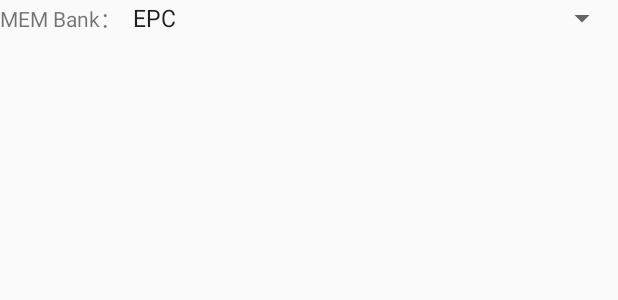
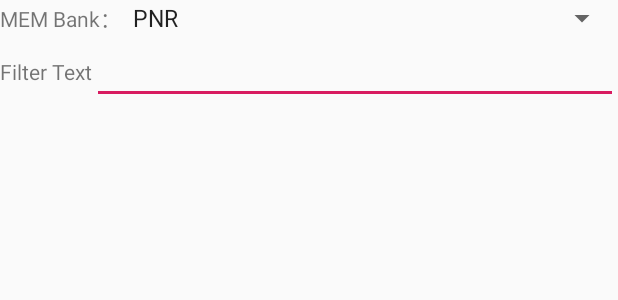
Before and after one commit to apecia-kenghzou/RFID-Barcode-Scanner, an Android app: the layout tagfilter_view.xml on its own in the app's theme, with its tools: preview values and no code run, on a phone screen of 412 x 824 dp. Shown: the top 300 px of the screen. Run offline under Robolectric (Android 15) with nearby library versions, the phone set to English and light mode, and no system bars.

Commit message:
search with filter by pnr done

```diff
--- a/app/src/main/java/com/uhf/uhfdemo/LeftLeftFragment.java
+++ b/app/src/main/java/com/uhf/uhfdemo/LeftLeftFragment.java
@@ -248,7 +248,7 @@ public class LeftLeftFragment extends BaseFragment implements View.OnClickListen
             updateUI(1,true);
         } else if(mode ==2){
             MLog.e("idata","rfid scanning");
-            boolean status = MyApp.getMyApp().getUhfMangerImpl().writeDataToEpc("000000", 2, 6, "504e52303031304d483333303332");
+            boolean status = MyApp.getMyApp().getUhfMangerImpl().writeDataToEpc("000000", 2, 6, epc_to_store);
             String showText =(status ? getString(R.string.write_success) : getString(R.string.write_failed));
             MLog.e("idata",showText);
             if(status){
--- a/app/src/main/java/com/uhf/uhfdemo/SearchFragment.java
+++ b/app/src/main/java/com/uhf/uhfdemo/SearchFragment.java
@@ -35,7 +35,7 @@ import androidx.annotation.Nullable;
 
 public class SearchFragment extends BaseFragment implements View.OnClickListener, BackResult{
 
-    private EditText etSetAds, etSetLen, etSetData;
+    private EditText filterTextID, etSetLen, etSetData;
     private CheckBox cBSetFilterSave;
     private Spinner spSetFilterMb;
     private Button Bt_SetFilter, Bt_Clear;
@@ -61,6 +61,7 @@ public class SearchFragment extends BaseFragment implements View.OnClickListener
     }
 
     public void initView(View v) {
+        filterTextID = v.findViewById(R.id.Et_set_ads);
        // spSetFilterMb = v.findViewById(R.id.spinner_MB);
        // etSetAds = v.findViewById(R.id.Et_set_ads);
        // etSetLen = v.findViewById(R.id.Et_Set_len);
@@ -177,9 +178,9 @@ public class SearchFragment extends BaseFragment implements View.OnClickListener
 //        }
 //    }
 
-    private boolean ifNotNull() {
-        return !isEmpty(etSetAds.getText()) && !isEmpty(etSetLen.getText()) && !isEmpty(etSetData.getText());
-    }
+//    private boolean ifNotNull() {
+//        return !isEmpty(etSetAds.getText()) && !isEmpty(etSetLen.getText()) && !isEmpty(etSetData.getText());
+//    }
 
     int slrMoudle = -1;
     //开启或停止RFID模块
@@ -223,9 +224,15 @@ public class SearchFragment extends BaseFragment implements View.OnClickListener
             MLog.e("idata", Arrays.toString(tagData));
             String tid =tagData[0];
             String epc = tagData[1];
+            String currentFilterText = String.valueOf(filterTextID.getText());
             String pnr_flight = hexToString(epc);
-            String pnr = pnr_flight.substring(0, 7); // Substring from index 0 to 5 (inclusive)
-            String flight = pnr_flight.substring(7);
+            String pnr = pnr_flight.substring(0, 6); // Substring from index 0 to 5 (inclusive)
+            String flight = pnr_flight.substring(6);
+
+
+            MLog.e(currentFilterText);
+            if(currentFilterText.equals(pnr)) {
+
                 final int[] progressAndRssi = convertRssiToPrgress(tagData[2]);
                 Log.e(TAG, "postResult: " + tagData[2]);
                 final String epcStr = content + epc;
@@ -241,6 +248,10 @@ public class SearchFragment extends BaseFragment implements View.OnClickListener
 
                     }
                 });
+            }else{
+
+            }
+
         } else {
 
             //无数据时候清空UI显示
--- a/app/src/main/res/layout/fragment_search.xml
+++ b/app/src/main/res/layout/fragment_search.xml
@@ -15,8 +15,8 @@
 
     <include
         layout="@layout/tagfilter_view"
-        android:visibility="gone"
-        tools:visibility="gone" />
+        android:visibility="visible"
+        tools:visibility="visible" />
 
     <CheckBox
         android:id="@+id/CB_Save"
--- a/app/src/main/res/layout/tagfilter_view.xml
+++ b/app/src/main/res/layout/tagfilter_view.xml
@@ -7,7 +7,9 @@
 
     <LinearLayout
         android:layout_width="match_parent"
-        android:layout_height="wrap_content">
+        android:layout_height="wrap_content"
+        android:visibility="visible"
+        tools:visibility="visible">
 
         <TextView
             android:layout_width="wrap_content"
@@ -19,33 +21,35 @@
             android:layout_width="0dp"
             android:layout_height="wrap_content"
             android:layout_weight="1"
-            android:entries="@array/tag_filter" />
+            android:entries="@array/search_filter" />
     </LinearLayout>
 
 
     <LinearLayout
         android:layout_width="match_parent"
         android:layout_height="wrap_content"
-        android:visibility="gone"
-        tools:visibility="gone">
+        android:visibility="visible"
+        tools:visibility="visible">
 
         <TextView
             android:layout_width="wrap_content"
             android:layout_height="wrap_content"
-            android:text="@string/startToEnd" />
+            android:text="Filter Text" />
 
         <EditText
             android:id="@+id/Et_set_ads"
             android:layout_width="wrap_content"
             android:layout_height="wrap_content"
             android:layout_weight="1"
-            android:inputType="number"
-            android:maxLength="4" />
+            android:inputType="text"
+            android:maxLength="6" />
 
         <TextView
             android:layout_width="wrap_content"
             android:layout_height="wrap_content"
-            android:text="@string/length" />
+            android:text="@string/length"
+            android:visibility="gone"
+            tools:visibility="gone" />
 
         <EditText
             android:id="@+id/Et_Set_len"
@@ -53,7 +57,9 @@
             android:layout_height="wrap_content"
             android:layout_weight="1"
             android:inputType="number"
-            android:maxLength="4" />
+            android:maxLength="4"
+            android:visibility="gone"
+            tools:visibility="gone" />
     </LinearLayout>
 
     <LinearLayout
@@ -66,26 +72,33 @@
         <TextView
             android:layout_width="wrap_content"
             android:layout_height="wrap_content"
-            android:text="@string/aces_pwd" />
+            android:text="@string/aces_pwd"
+            android:visibility="gone"
+            tools:visibility="gone" />
 
         <EditText
             android:id="@+id/Et_AcPwdRead"
             android:layout_width="match_parent"
             android:layout_height="wrap_content"
             android:inputType="number"
-            android:maxLength="8" />
+            android:maxLength="8"
+            android:visibility="gone"
+            tools:visibility="gone" />
 
     </LinearLayout>
 
     <LinearLayout
         android:layout_width="match_parent"
         android:layout_height="wrap_content"
+        android:visibility="gone"
         tools:visibility="gone">
 
         <TextView
             android:layout_width="wrap_content"
             android:layout_height="wrap_content"
-            android:text="@string/data_hexadecimal" />
+            android:text="@string/data_hexadecimal"
+            android:visibility="gone"
+            tools:visibility="gone" />
 
         <EditText
             android:id="@+id/Et_Set_data"
@@ -93,7 +106,9 @@
             android:layout_height="wrap_content"
             android:layout_weight="1"
             android:ems="24"
-            android:inputType="none" />
+            android:inputType="none"
+            android:visibility="gone"
+            tools:visibility="gone" />
 
     </LinearLayout>
 </LinearLayout>
--- a/app/src/main/res/values/arrays.xml
+++ b/app/src/main/res/values/arrays.xml
@@ -55,7 +55,10 @@
         <item>TID</item>
         <item>USR</item>
     </string-array>
-
+    <string-array name="search_filter">
+        <item>PNR</item>
+        <item>FLIGHT</item>
+    </string-array>
     <string-array name="rw_filter">
         <item>RFU</item>
         <item>EPC</item>
```
Lines whose indentation alone changed are shown as unchanged.
